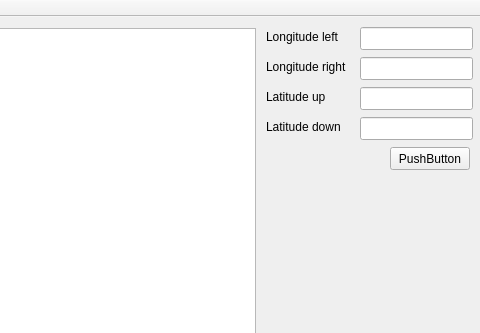
This is map_drawer.ui in pali08/osm_api_playground as Qt 5 draws it before an edit; both pictures show x 320 to 800 and y 0 to 333 of the 800 by 600 pixel window. The edited form follows.
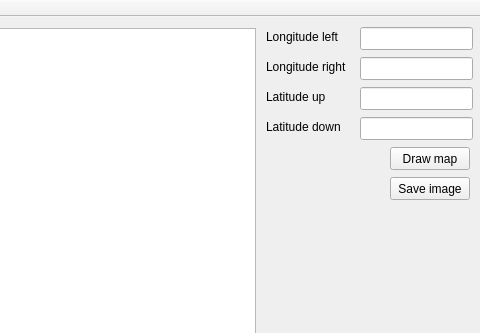
This is the edited form.

Commit message: playing around with qt - set save filepath

```diff
--- a/map_drawer.ui
+++ b/map_drawer.ui
@@ -10,6 +10,12 @@
     <height>600</height>
    </rect>
   </property>
+  <property name="sizePolicy">
+   <sizepolicy hsizetype="Preferred" vsizetype="Preferred">
+    <horstretch>0</horstretch>
+    <verstretch>0</verstretch>
+   </sizepolicy>
+  </property>
   <property name="windowTitle">
    <string>Map drawer</string>
   </property>
@@ -122,7 +128,7 @@
      </rect>
     </property>
     <property name="text">
-     <string>PushButton</string>
+     <string>Draw map</string>
     </property>
    </widget>
    <widget class="QGraphicsView" name="graphicsViewMapCanvas">
@@ -135,6 +141,19 @@
      </rect>
     </property>
    </widget>
+   <widget class="QPushButton" name="pushButtonSetPath">
+    <property name="geometry">
+     <rect>
+      <x>710</x>
+      <y>160</y>
+      <width>80</width>
+      <height>23</height>
+     </rect>
+    </property>
+    <property name="text">
+     <string>Save image</string>
+    </property>
+   </widget>
   </widget>
   <widget class="QMenuBar" name="menubar">
    <property name="geometry">
```
Left out of the diff: 3 changed lines with no effect on the pictures. The commit also changes 2 other files.
